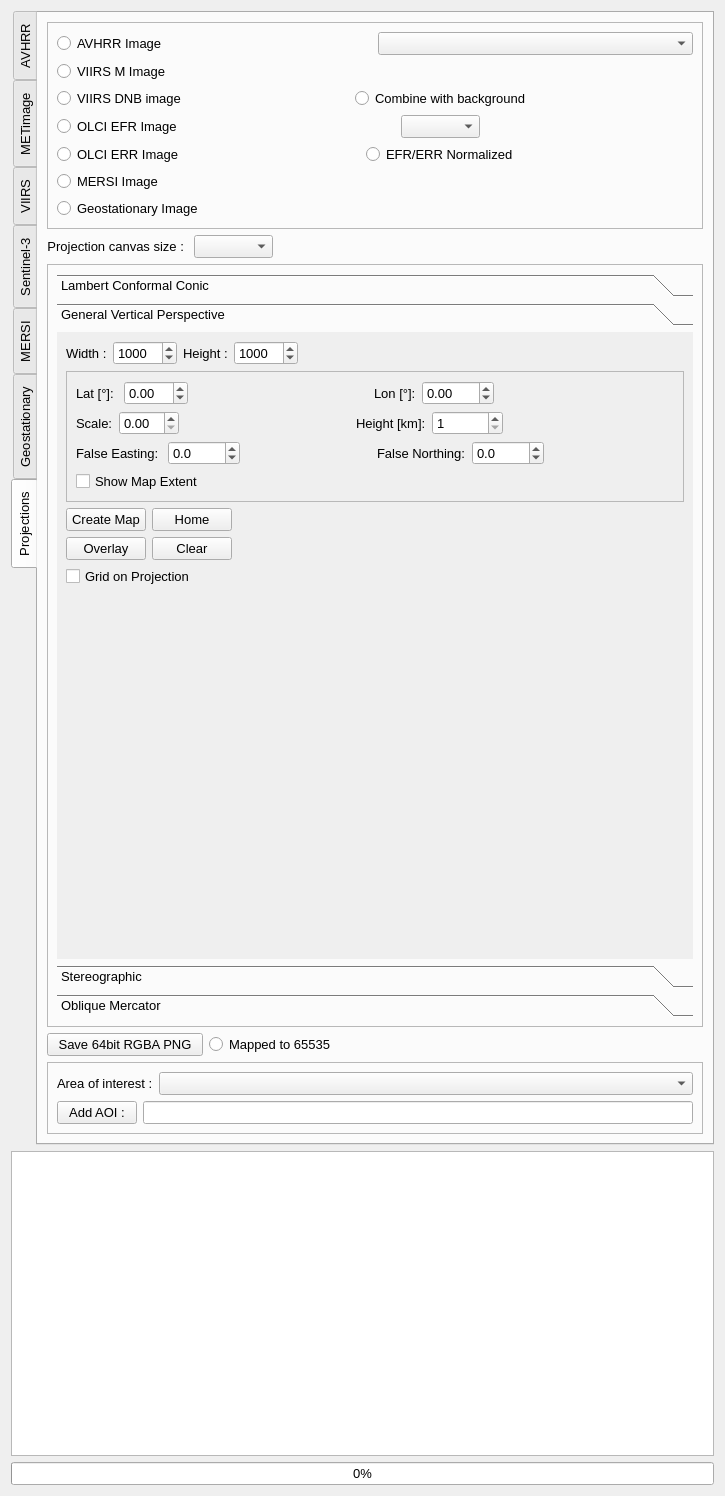
Old version of the form core/formtoolbox.ui in the repository hvanruys/EUMETCastView.
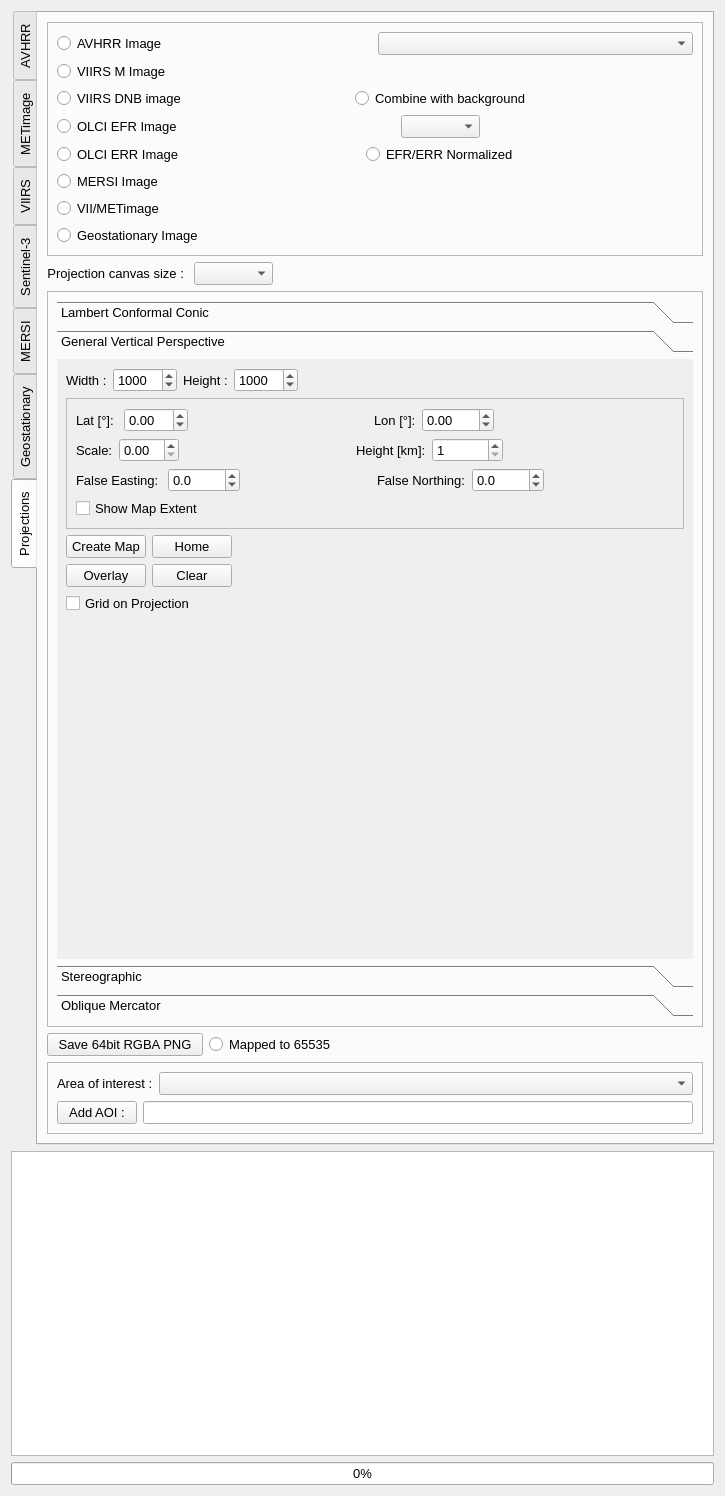
New version of the form. The open tabs and pages were chosen to show the change. Custom widgets are drawn as their Qt base class.

```diff
--- a/core/formtoolbox.ui
+++ b/core/formtoolbox.ui
@@ -6938,6 +6938,13 @@
             </property>
            </widget>
           </item>
+          <item>
+           <widget class="QRadioButton" name="rdbVIIin">
+            <property name="text">
+             <string>VII/METimage</string>
+            </property>
+           </widget>
+          </item>
           <item>
            <widget class="QRadioButton" name="rdbMeteosatin">
             <property name="text">
@@ -7815,7 +7822,7 @@
                  <x>0</x>
                  <y>0</y>
                  <width>615</width>
-                 <height>507</height>
+                 <height>471</height>
                 </rect>
                </property>
                <attribute name="label">
```
Left out of the diff: 122 changed lines with no effect on the pictures.
